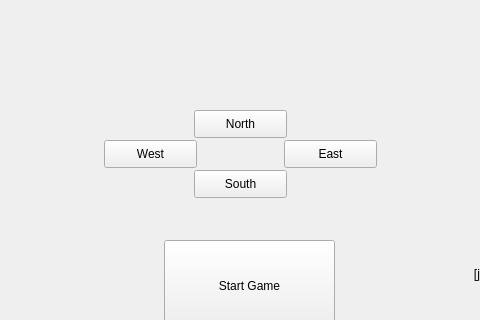
First picture: the form in zork/mainwindow.ui, repository jackbusher/Zork-game, before the edit; both pictures show x 126 to 606 and y 0 to 320 of the 800 by 600 pixel window.
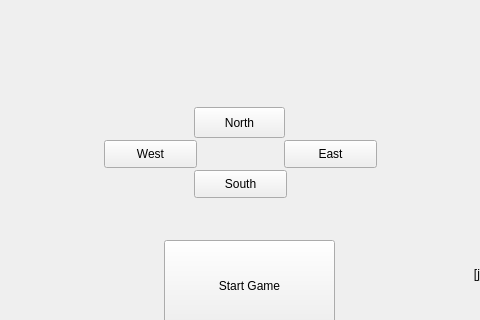
Second picture: the form after the edit.

What changed in the file:
```diff
--- a/zork/mainwindow.ui
+++ b/zork/mainwindow.ui
@@ -18,9 +18,9 @@
     <property name="geometry">
      <rect>
       <x>320</x>
-      <y>110</y>
-      <width>93</width>
-      <height>28</height>
+      <y>107</y>
+      <width>91</width>
+      <height>31</height>
      </rect>
     </property>
     <property name="text">
```
